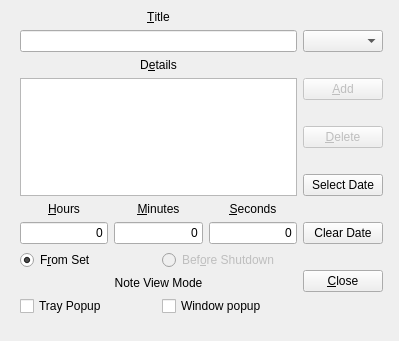
First picture: the form in addnote.ui, repository Keerpich/CaptainShutdown, before the edit.
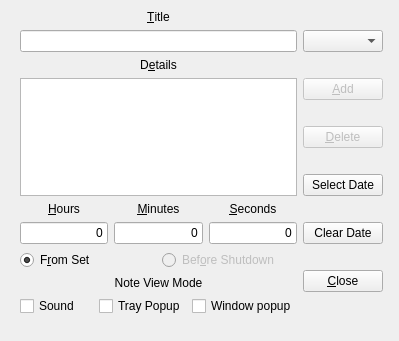
Second picture: the form after the edit. Custom widgets are drawn as their Qt base class.

Commit message: Made sound work and rebuild the project with a new QtCreator to remove some critical errors

```diff
--- a/addnote.ui
+++ b/addnote.ui
@@ -198,6 +198,13 @@
       </item>
       <item>
        <layout class="QHBoxLayout" name="horizontalLayout_4">
+        <item>
+         <widget class="QCheckBox" name="soundBox">
+          <property name="text">
+           <string>Sound</string>
+          </property>
+         </widget>
+        </item>
         <item>
          <widget class="QCheckBox" name="trayCheckBox">
           <property name="text">
```
The commit also changes 10 other files.
